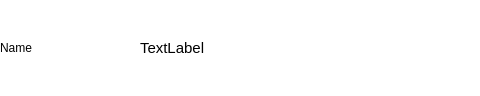
Above: src/ui/translate_entry_widget.ui from moonmagian/haru before the change; both pictures show x 0 to 480 and y 0 to 96 of the 787 by 96 pixel window. Below: the same form after it.
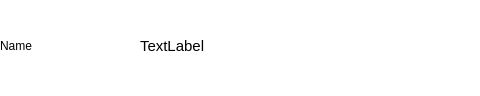
That is the form after the change.

```diff
--- a/src/ui/translate_entry_widget.ui
+++ b/src/ui/translate_entry_widget.ui
@@ -22,23 +22,15 @@
   <property name="styleSheet">
    <string notr="true">background: transparent;</string>
   </property>
-  <layout class="QHBoxLayout" name="horizontalLayout_2">
-   <property name="spacing">
-    <number>0</number>
+  <widget class="QWidget" name="">
+   <property name="geometry">
+    <rect>
+     <x>0</x>
+     <y>0</y>
+     <width>781</width>
+     <height>91</height>
+    </rect>
    </property>
-   <property name="leftMargin">
-    <number>0</number>
-   </property>
-   <property name="topMargin">
-    <number>0</number>
-   </property>
-   <property name="rightMargin">
-    <number>0</number>
-   </property>
-   <property name="bottomMargin">
-    <number>0</number>
-   </property>
-   <item>
     <layout class="QHBoxLayout" name="horizontalLayout">
      <property name="spacing">
       <number>0</number>
@@ -103,8 +95,7 @@
       </widget>
      </item>
     </layout>
-   </item>
-  </layout>
+  </widget>
  </widget>
  <resources/>
  <connections/>
```
Lines whose indentation alone changed are shown as unchanged.
